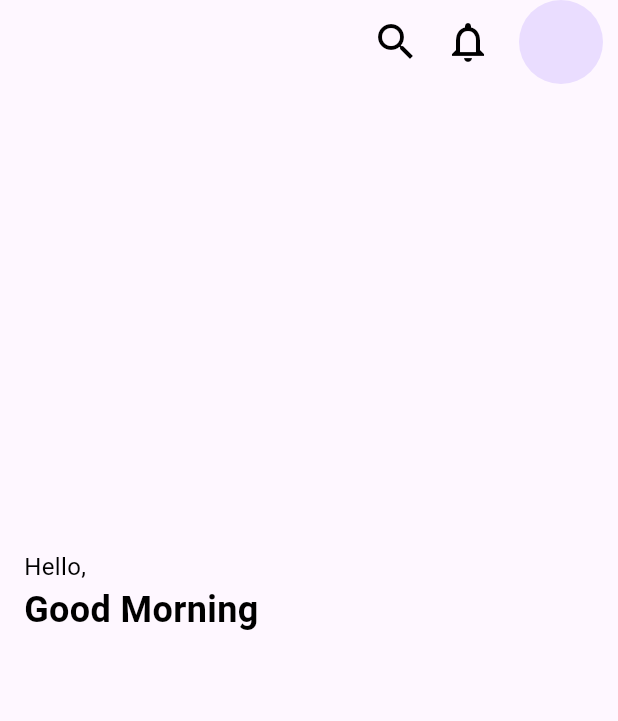
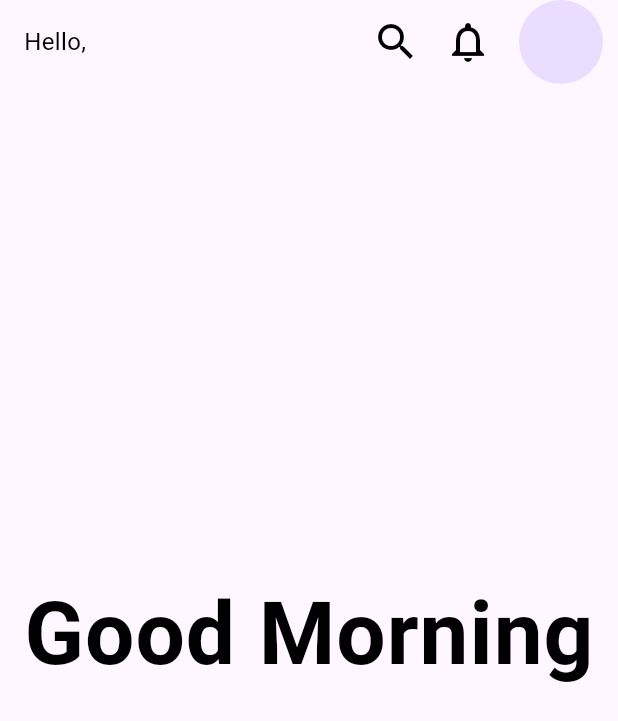
Before and after one commit to CarlosGonzalez0211/IMDR, a Flutter app: the AppBarModule widget shown alone on an empty page, opened directly, on a phone screen of 412 x 824 dp. Shown: the top 721 px of the screen. Run offline on Flutter 3.47's test engine with Material 3 defaults, Android fonts, the phone set to English and light mode, and no system bars; our stand-ins replace firebase_auth, firebase_core, font_awesome_flutter, get, google_sign_in, sign_in_button; accounts and stored records are empty.

Commit message:
Fixes AppBar Layout for email signin

```diff
--- a/lib/screens/home/modules/app_bar_module.dart
+++ b/lib/screens/home/modules/app_bar_module.dart
@@ -10,10 +10,13 @@ class AppBarModule extends StatelessWidget implements PreferredSizeWidget {
     return AppBar(
       backgroundColor: Colors.transparent, // AppBar background color
       elevation: 0, // Remove shadow
-      flexibleSpace: SafeArea( // Wrap the content in a SafeArea widget
+      flexibleSpace: SafeArea(
         child: Padding(
           padding: const EdgeInsets.all(16), // Add padding around the edges
-          child: Column(
+          child: LayoutBuilder( // Added LayoutBuilder to check constraints
+            builder: (BuildContext context, BoxConstraints constraints) {
+              print("Max height: ${constraints.maxHeight}, Max width: ${constraints.maxWidth}"); // Debug print
+              return Column(
                 mainAxisAlignment: MainAxisAlignment.center, // Align title in the available space
                 crossAxisAlignment: CrossAxisAlignment.start, // Align text to the left
                 children: [
@@ -24,7 +27,8 @@ class AppBarModule extends StatelessWidget implements PreferredSizeWidget {
                       fontSize: 16.0,
                     ),
                   ),
-              const FittedBox( // Wrap the second text widget to prevent it from being cropped
+                  Expanded( // Wrap with Expanded to ensure proper size allocation
+                    child: FittedBox(
                       fit: BoxFit.fitWidth, // This will scale the text down if it doesn't fit
                       child: Text(
                         'Good Morning',
@@ -35,10 +39,13 @@ class AppBarModule extends StatelessWidget implements PreferredSizeWidget {
                         ),
                       ),
                     ),
-              FittedBox(
+                  ),
+                  if (userData?.displayName != null) // Conditionally display this widget
+                    Expanded( // Wrap with Expanded
+                      child: FittedBox(
                         fit: BoxFit.fitWidth,
                         child: Text(
-                  userData?.displayName?.split(" ")[0] ?? '',
+                          userData!.displayName!.split(" ")[0],
                           style: const TextStyle(
                             color: Colors.black,
                             fontWeight: FontWeight.bold,
@@ -46,19 +53,22 @@ class AppBarModule extends StatelessWidget implements PreferredSizeWidget {
                           ),
                         ),
                       ),
+                    ),
                 ],
+              );
+            },
           ),
         ),
       ),
       actions: [
         IconButton(
-          icon: const Icon(Icons.search, color: Colors.black, size: 32,),
+          icon: const Icon(Icons.search, color: Colors.black, size: 32),
           onPressed: () {
             // Implement search action
           },
         ),
         IconButton(
-          icon: const Icon(Icons.notifications_none, color: Colors.black, size: 32,),
+          icon: const Icon(Icons.notifications_none, color: Colors.black, size: 32),
           onPressed: () {
             // Implement notification action
           },
```
Also changed, not shown: lib/screens/calendar/blueprint/calendar_blueprint.dart (added, +15 -0 lines), 1 other file. Lines whose indentation alone changed are shown as unchanged.
